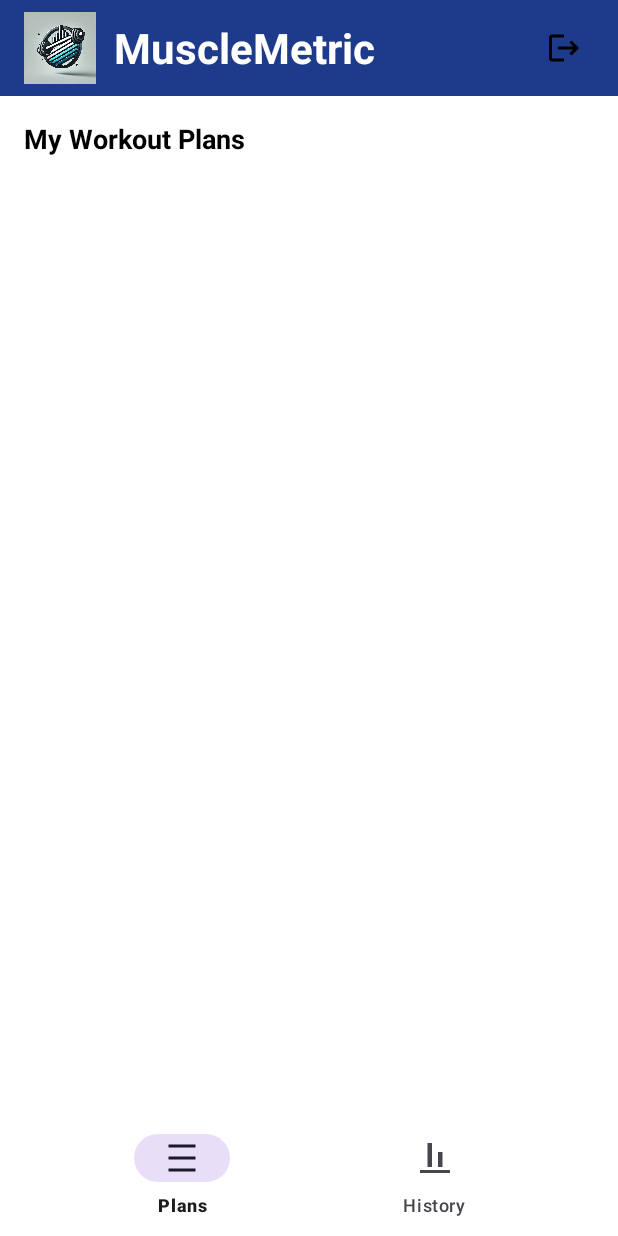
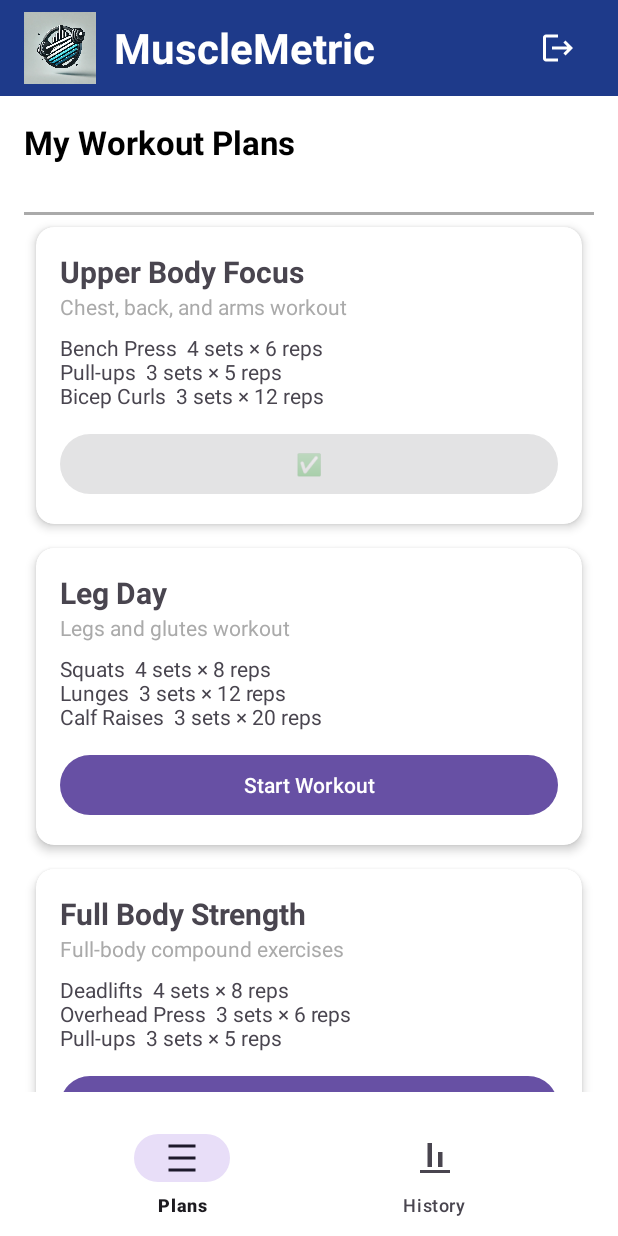
Before and after one commit to harrycunningham04/MuscleMetricApp, an Android app: the HomePage screen opened directly, with no data from a screen before it, on a phone screen of 412 x 824 dp. Run offline under Robolectric (Android 15) with nearby library versions, the phone set to English and light mode, and no system bars.

Commit message:
workoutpage start

```diff
--- a/app/build.gradle.kts
+++ b/app/build.gradle.kts
@@ -42,6 +42,7 @@ dependencies {
     implementation(libs.material)
     implementation(libs.androidx.activity)
     implementation(libs.androidx.constraintlayout)
+    implementation(libs.google.material)
     testImplementation(libs.junit)
     androidTestImplementation(libs.androidx.junit)
     androidTestImplementation(libs.androidx.espresso.core)
--- a/app/src/main/AndroidManifest.xml
+++ b/app/src/main/AndroidManifest.xml
@@ -23,6 +23,7 @@
         </activity>
 
         <activity android:name=".HomePage" android:exported="false" />
+        <activity android:name=".WorkoutActivity" android:exported="false" />
 
     </application>
 
--- a/app/src/main/java/com/cunninghamharry/loginactivity/HomePage.kt
+++ b/app/src/main/java/com/cunninghamharry/loginactivity/HomePage.kt
@@ -1,6 +1,8 @@
 package com.cunninghamharry.loginactivity
 
+import android.content.Intent
 import android.os.Bundle
+import android.widget.ImageButton
 import android.widget.TextView
 import androidx.appcompat.app.AppCompatActivity
 import com.google.android.material.bottomnavigation.BottomNavigationView
@@ -12,6 +14,7 @@ class HomePage : AppCompatActivity() {
 
         val bottomNav = findViewById<BottomNavigationView>(R.id.bottomNav)
         val pageTitle = findViewById<TextView>(R.id.pageTitle)
+        val btnLogout = findViewById<ImageButton>(R.id.btnLogout)
 
         // Load the default fragment
         supportFragmentManager.beginTransaction()
@@ -38,5 +41,12 @@ class HomePage : AppCompatActivity() {
                 else -> false
             }
         }
+
+        // Handle logout button click
+        btnLogout.setOnClickListener {
+            val intent = Intent(this@HomePage, MainActivity::class.java)
+            intent.flags = Intent.FLAG_ACTIVITY_NEW_TASK or Intent.FLAG_ACTIVITY_CLEAR_TASK // Clears back stack
+            startActivity(intent)
+        }
     }
 }
--- a/app/src/main/java/com/cunninghamharry/loginactivity/PlansFragment.kt
+++ b/app/src/main/java/com/cunninghamharry/loginactivity/PlansFragment.kt
@@ -1,16 +1,118 @@
 package com.cunninghamharry.loginactivity
 
+import android.content.Intent
 import android.os.Bundle
+import android.os.Parcel
+import android.os.Parcelable
 import android.view.LayoutInflater
 import android.view.View
 import android.view.ViewGroup
+import android.widget.TextView
 import androidx.fragment.app.Fragment
+import androidx.recyclerview.widget.LinearLayoutManager
+import androidx.recyclerview.widget.RecyclerView
+
+data class Workout(
+    val id: Int,
+    val title: String,
+    val description: String,
+    val exercises: List<Exercise>,
+    val isCompleted: Boolean
+)
+
+data class Exercise(val name: String, val sets: Int, val reps: Int, val weight: Double) : Parcelable {
+    constructor(parcel: Parcel) : this(
+        parcel.readString() ?: "",
+        parcel.readInt(),
+        parcel.readInt(),
+        parcel.readDouble()
+    )
+
+    override fun writeToParcel(parcel: Parcel, flags: Int) {
+        parcel.writeString(name)
+        parcel.writeInt(sets)
+        parcel.writeInt(reps)
+        parcel.writeDouble(weight)
+    }
+
+    override fun describeContents(): Int = 0
+
+    companion object CREATOR : Parcelable.Creator<Exercise> {
+        override fun createFromParcel(parcel: Parcel): Exercise = Exercise(parcel)
+        override fun newArray(size: Int): Array<Exercise?> = arrayOfNulls(size)
+    }
+}
+
 
 class PlansFragment : Fragment() {
+    private lateinit var recyclerView: RecyclerView
+    private lateinit var noWorkoutsText: TextView
+    private lateinit var adapter: WorkoutAdapter
+    private var workouts: List<Workout> = listOf() // Replace with actual workout data
+
     override fun onCreateView(
         inflater: LayoutInflater, container: ViewGroup?,
         savedInstanceState: Bundle?
     ): View? {
-        return inflater.inflate(R.layout.fragment_plans, container, false)
+        val view = inflater.inflate(R.layout.fragment_plans, container, false)
+
+        recyclerView = view.findViewById(R.id.workoutRecyclerView)
+        noWorkoutsText = view.findViewById(R.id.noWorkoutsText)
+
+        // Fake Workout Data
+        workouts = listOf(
+            Workout(
+                id = 1,
+                title = "Upper Body Focus",
+                description = "Chest, back, and arms workout",
+                exercises = listOf(
+                    Exercise("Bench Press", 4, 6, 8.0),
+                    Exercise("Pull-ups", 3, 5, 10.0),
+                    Exercise("Bicep Curls", 3, 12, 12.0)
+                ),
+                isCompleted = true
+            ),
+            Workout(
+                id = 2,
+                title = "Leg Day",
+                description = "Legs and glutes workout",
+                exercises = listOf(
+                    Exercise("Squats", 4, 8, 10.0),
+                    Exercise("Lunges", 3, 12, 12.0),
+                    Exercise("Calf Raises", 3, 20, 15.0)
+                ),
+                isCompleted = false
+            ),
+            Workout(
+                id = 3,
+                title = "Full Body Strength",
+                description = "Full-body compound exercises",
+                exercises = listOf(
+                    Exercise("Deadlifts", 4, 8, 6.0),
+                    Exercise("Overhead Press", 3, 6, 8.0),
+                    Exercise("Pull-ups", 3, 5, 10.0)
+                ),
+                isCompleted = false
+            )
+        )
+
+        // Check if there are workouts
+        if (workouts.isEmpty()) {
+            noWorkoutsText.visibility = View.VISIBLE
+            recyclerView.visibility = View.GONE
+        } else {
+            noWorkoutsText.visibility = View.GONE
+            recyclerView.visibility = View.VISIBLE
+            recyclerView.layoutManager = LinearLayoutManager(requireContext())
+            recyclerView.adapter = WorkoutAdapter(workouts) { workout ->
+                val intent = Intent(context, WorkoutActivity::class.java).apply {
+                    putExtra("workout_name", workout.title)
+                    putParcelableArrayListExtra("exercises", ArrayList(workout.exercises))
+                }
+                context?.startActivity(intent)
+            }
+        }
+
+        return view
     }
 }
--- /dev/null
+++ b/app/src/main/java/com/cunninghamharry/loginactivity/WorkoutAdapter.kt
@@ -0,0 +1,45 @@
+package com.cunninghamharry.loginactivity
+
+import android.view.LayoutInflater
+import android.view.View
+import android.view.ViewGroup
+import android.widget.Button
+import android.widget.TextView
+import androidx.recyclerview.widget.RecyclerView
+
+class WorkoutAdapter(private val workouts: List<Workout>, private val onClick: (Workout) -> Unit) :
+    RecyclerView.Adapter<WorkoutAdapter.WorkoutViewHolder>() {
+
+    class WorkoutViewHolder(view: View) : RecyclerView.ViewHolder(view) {
+        val title: TextView = view.findViewById(R.id.workoutTitle)
+        val description: TextView = view.findViewById(R.id.workoutDescription)
+        val exercises: TextView = view.findViewById(R.id.exerciseList)
+        val button: Button = view.findViewById(R.id.workoutButton)
+    }
+
+    override fun onCreateViewHolder(parent: ViewGroup, viewType: Int): WorkoutViewHolder {
+        val view = LayoutInflater.from(parent.context).inflate(R.layout.item_workout_card, parent, false)
+        return WorkoutViewHolder(view)
+    }
+
+    override fun onBindViewHolder(holder: WorkoutViewHolder, position: Int) {
+        val workout = workouts[position]
+
+        holder.title.text = workout.title
+        holder.description.text = workout.description
+        holder.exercises.text = workout.exercises.joinToString("\n") {
+            "${it.name}  ${it.sets} sets × ${it.reps} reps"
+        }
+
+        if (workout.isCompleted) {
+            holder.button.text = "✅"
+            holder.button.isEnabled = false // Disable button
+        } else {
+            holder.button.text = "Start Workout"
+            holder.button.isEnabled = true
+            holder.button.setOnClickListener { onClick(workout) }
+        }
+    }
+
+    override fun getItemCount() = workouts.size
+}
--- /dev/null
+++ b/app/src/main/res/drawable/ic_arrow_back.xml
@@ -0,0 +1,5 @@
+<vector xmlns:android="http://schemas.android.com/apk/res/android" android:autoMirrored="true" android:height="24dp" android:tint="#000000" android:viewportHeight="24" android:viewportWidth="24" android:width="24dp">
+
+    <path android:fillColor="@android:color/white" android:pathData="M20,11H7.83l5.59,-5.59L12,4l-8,8 8,8 1.41,-1.41L7.83,13H20v-2z"/>
+
+</vector>
--- a/app/src/main/res/drawable/ic_logout.xml
+++ b/app/src/main/res/drawable/ic_logout.xml
@@ -1,4 +1,4 @@
-<vector xmlns:android="http://schemas.android.com/apk/res/android" android:autoMirrored="true" android:height="24dp" android:tint="#000000" android:viewportHeight="24" android:viewportWidth="24" android:width="24dp">
+<vector xmlns:android="http://schemas.android.com/apk/res/android" android:autoMirrored="true" android:height="24dp" android:tint="#FFFFFF" android:viewportHeight="24" android:viewportWidth="24" android:width="24dp">
 
     <path android:fillColor="@android:color/white" android:pathData="M17,7l-1.41,1.41L18.17,11H8v2h10.17l-2.58,2.58L17,17l5,-5zM4,5h8V3H4c-1.1,0 -2,0.9 -2,2v14c0,1.1 0.9,2 2,2h8v-2H4V5z"/>
 
--- a/app/src/main/res/layout/fragment_plans.xml
+++ b/app/src/main/res/layout/fragment_plans.xml
@@ -1,6 +1,44 @@
 <?xml version="1.0" encoding="utf-8"?>
 <androidx.constraintlayout.widget.ConstraintLayout xmlns:android="http://schemas.android.com/apk/res/android"
+    xmlns:app="http://schemas.android.com/apk/res-auto"
     android:layout_width="match_parent"
-    android:layout_height="match_parent">
+    android:layout_height="match_parent"
+    android:padding="16dp">
+
+    <!-- Top Divider Line -->
+    <View
+        android:layout_width="match_parent"
+        android:layout_height="2dp"
+        android:background="@android:color/darker_gray"
+        app:layout_constraintTop_toTopOf="parent"
+        app:layout_constraintStart_toStartOf="parent"
+        app:layout_constraintEnd_toEndOf="parent"
+        android:id="@+id/view"/>
+
+    <!-- RecyclerView for Workout Plans -->
+    <androidx.recyclerview.widget.RecyclerView
+        android:id="@+id/workoutRecyclerView"
+        android:layout_width="match_parent"
+        android:layout_height="0dp"
+        app:layout_constraintTop_toBottomOf="@id/view"
+        app:layout_constraintBottom_toBottomOf="parent"
+        app:layout_constraintStart_toStartOf="parent"
+        app:layout_constraintEnd_toEndOf="parent" />
+
+    <!-- No Workouts Message -->
+    <TextView
+        android:id="@+id/noWorkoutsText"
+        android:layout_width="wrap_content"
+        android:layout_height="wrap_content"
+        android:text="No Workouts Available\nPlease head to the website to create your first plan.\nhttps://hc920.brighton.domains/muscleMetric/frontend/"
+        android:textSize="16sp"
+        android:textColor="#000000"
+        android:gravity="center"
+        android:textAlignment="center"
+        android:visibility="gone"
+        app:layout_constraintTop_toTopOf="parent"
+        app:layout_constraintBottom_toBottomOf="parent"
+        app:layout_constraintStart_toStartOf="parent"
+        app:layout_constraintEnd_toEndOf="parent" />
 
 </androidx.constraintlayout.widget.ConstraintLayout>
--- a/app/src/main/res/layout/home_page.xml
+++ b/app/src/main/res/layout/home_page.xml
@@ -46,8 +46,8 @@
         <!-- Log Out Button -->
         <ImageButton
             android:id="@+id/btnLogout"
-            android:layout_width="40dp"
-            android:layout_height="40dp"
+            android:layout_width="48dp"
+            android:layout_height="48dp"
             android:src="@drawable/ic_logout"
             android:background="?attr/selectableItemBackgroundBorderless"
             android:contentDescription="Log Out"/>
@@ -59,7 +59,7 @@
         android:layout_width="wrap_content"
         android:layout_height="wrap_content"
         android:text="My Workout Plans"
-        android:textSize="18sp"
+        android:textSize="22sp"
         android:textColor="#000000"
         android:textStyle="bold"
         android:padding="16dp"
--- /dev/null
+++ b/app/src/main/res/layout/item_workout_card.xml
@@ -0,0 +1,46 @@
+<?xml version="1.0" encoding="utf-8"?>
+<androidx.cardview.widget.CardView xmlns:android="http://schemas.android.com/apk/res/android"
+    android:layout_width="match_parent"
+    android:layout_height="wrap_content"
+    xmlns:app="http://schemas.android.com/apk/res-auto"
+    android:layout_margin="8dp"
+    app:cardCornerRadius="12dp"
+    app:cardElevation="4dp">
+
+    <LinearLayout
+        android:layout_width="match_parent"
+        android:layout_height="wrap_content"
+        android:orientation="vertical"
+        android:padding="16dp">
+
+        <TextView
+            android:id="@+id/workoutTitle"
+            android:layout_width="wrap_content"
+            android:layout_height="wrap_content"
+            android:text="Workout Title"
+            android:textSize="20sp"
+            android:textStyle="bold"/>
+
+        <TextView
+            android:id="@+id/workoutDescription"
+            android:layout_width="wrap_content"
+            android:layout_height="wrap_content"
+            android:text="Workout Description"
+            android:textSize="14sp"
+            android:textColor="@android:color/darker_gray"/>
+
+        <TextView
+            android:id="@+id/exerciseList"
+            android:layout_width="wrap_content"
+            android:layout_height="wrap_content"
+            android:textSize="14sp"
+            android:paddingTop="8dp"/>
+
+        <Button
+            android:id="@+id/workoutButton"
+            android:layout_width="match_parent"
+            android:layout_height="wrap_content"
+            android:text="Start Workout"
+            android:layout_marginTop="12dp"/>
+    </LinearLayout>
+</androidx.cardview.widget.CardView>
--- a/gradle/libs.versions.toml
+++ b/gradle/libs.versions.toml
@@ -9,6 +9,7 @@ appcompat = "1.6.1"
 material = "1.10.0"
 activity = "1.10.0"
 constraintlayout = "2.1.4"
+materialVersion = "1.12.0"
 
 [libraries]
 androidx-core-ktx = { group = "androidx.core", name = "core-ktx", version.ref = "coreKtx" }
@@ -19,6 +20,7 @@ androidx-appcompat = { group = "androidx.appcompat", name = "appcompat", version
 material = { group = "com.google.android.material", name = "material", version.ref = "material" }
 androidx-activity = { group = "androidx.activity", name = "activity", version.ref = "activity" }
 androidx-constraintlayout = { group = "androidx.constraintlayout", name = "constraintlayout", version.ref = "constraintlayout" }
+google-material = { group = "com.google.android.material", name = "material", version.ref = "materialVersion" }
 
 [plugins]
 android-application = { id = "com.android.application", version.ref = "agp" }
```
Also changed, not shown: app/src/main/java/com/cunninghamharry/loginactivity/ExerciseAdapter.kt (added, +41 -0 lines), app/src/main/java/com/cunninghamharry/loginactivity/WorkoutActivity.kt (added, +46 -0 lines), app/src/main/res/layout/activity_workout.xml (added, +84 -0 lines), app/src/main/res/layout/item_exercise.xml (added, +37 -0 lines).
